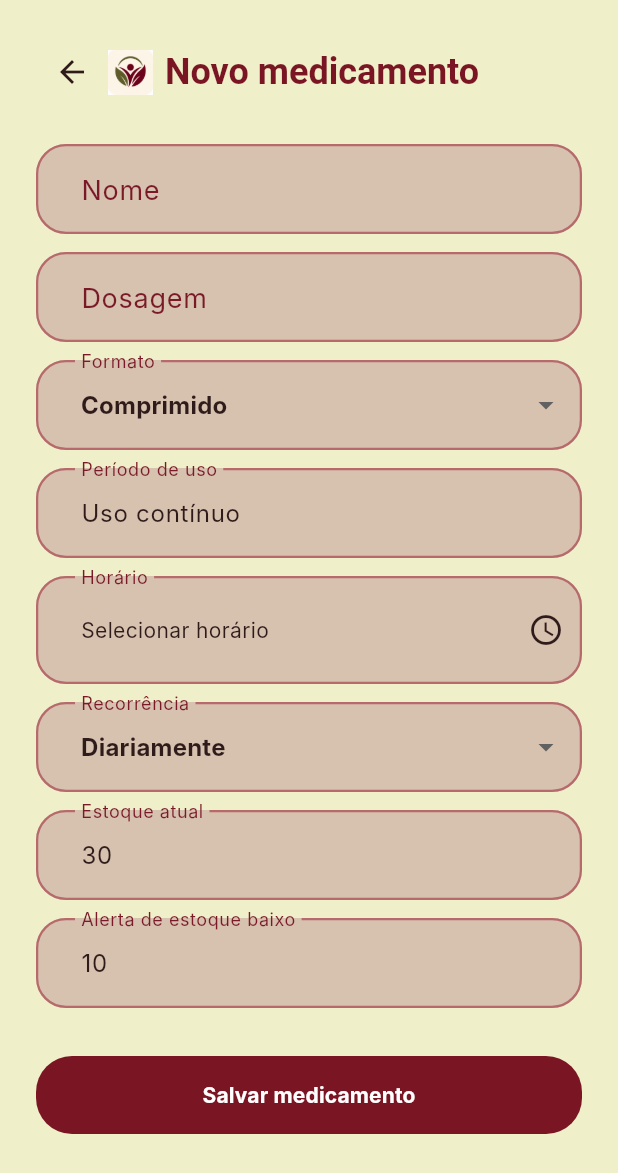
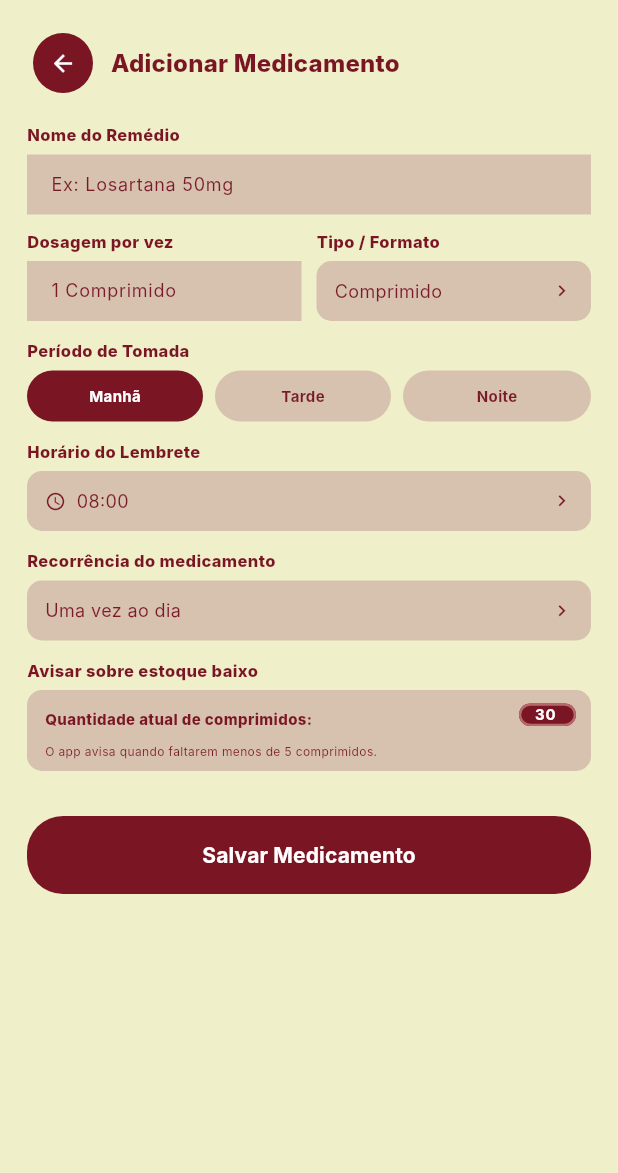
Before and after one commit to vinicius-pascoal/kuideapp, a Flutter app: the AddMedicationScreen screen opened by its route, on a phone screen of 412 x 824 dp. Shown: the top 1173 px of the screen. Run offline on Flutter 3.47's test engine with Material 3 defaults, Android fonts, the phone set to English and light mode, and no system bars; our stand-ins replace flutter_riverpod, go_router; Roboto replaces fonts that are missing (Inter, Source Serif Pro).

Commit message:
add medicamentos update

```diff
--- a/lib/features/medications/presentation/add_medication_screen.dart
+++ b/lib/features/medications/presentation/add_medication_screen.dart
@@ -2,10 +2,9 @@ import 'package:flutter/material.dart';
 import 'package:flutter_riverpod/flutter_riverpod.dart';
 import 'package:go_router/go_router.dart';
 
+import '../../../app/theme/app_colors.dart';
 import '../../../app/theme/app_spacing.dart';
 import '../../../shared/widgets/app_buttons.dart';
-import '../../../shared/widgets/app_fields.dart';
-import '../../../shared/widgets/app_header.dart';
 import '../domain/medication.dart';
 import 'medication_provider.dart';
 
@@ -19,43 +18,28 @@ class AddMedicationScreen extends ConsumerStatefulWidget {
 class _AddMedicationScreenState extends ConsumerState<AddMedicationScreen> {
   final _formKey = GlobalKey<FormState>();
   final _nameController = TextEditingController();
-  final _dosageController = TextEditingController();
-  final _periodController = TextEditingController(text: 'Uso contínuo');
+  final _dosageController = TextEditingController(text: '1 Comprimido');
   final _stockController = TextEditingController(text: '30');
-  final _alertController = TextEditingController(text: '10');
   var _form = 'Comprimido';
-  var _recurrence = 'Diariamente';
-  var _time = '';
+  var _recurrence = 'Uma vez ao dia';
+  var _period = 'Manhã';
+  var _time = '08:00';
 
   @override
   void dispose() {
     _nameController.dispose();
     _dosageController.dispose();
-    _periodController.dispose();
     _stockController.dispose();
-    _alertController.dispose();
     super.dispose();
   }
 
   Future<void> _save() async {
     if (!_formKey.currentState!.validate()) return;
-    if (_time.isEmpty) {
-      ScaffoldMessenger.of(context).showSnackBar(const SnackBar(content: Text('Informe o horário.')));
-      return;
-    }
-    final stock = int.tryParse(_stockController.text) ?? 0;
-    final alert = int.tryParse(_alertController.text) ?? 0;
     await ref.read(medicationsProvider.notifier).add(
           Medication(
             id: DateTime.now().microsecondsSinceEpoch.toString(),
-            name: _nameController.text.trim(),
-            dosage: _dosageController.text.trim(),
-            form: _form,
-            period: _periodController.text.trim(),
-            time: _time,
-            recurrence: _recurrence,
-            stock: stock,
-            lowStockAlertAt: alert,
+            name: _nameController.text.trim(), dosage: _dosageController.text.trim(), form: _form, period: _period, time: _time,
+            recurrence: _recurrence, stock: int.tryParse(_stockController.text) ?? 0, lowStockAlertAt: 5,
           ),
         );
     if (mounted) context.pop();
@@ -67,52 +51,135 @@ class _AddMedicationScreenState extends ConsumerState<AddMedicationScreen> {
       child: Form(
         key: _formKey,
         child: ListView(
-              padding: const EdgeInsets.all(AppSpacing.lg),
+          padding: const EdgeInsets.fromLTRB(18, 18, 18, AppSpacing.lg),
           children: [
-                AppHeader(title: 'Novo medicamento', onBack: () => context.pop()),
-                const SizedBox(height: AppSpacing.lg),
-                AppTextField(label: 'Nome', controller: _nameController, validator: _required('Informe o nome do medicamento.')),
-                const SizedBox(height: AppSpacing.sm),
-                AppTextField(label: 'Dosagem', controller: _dosageController, validator: _required('Informe a dosagem.')),
-                const SizedBox(height: AppSpacing.sm),
-                AppDropdown<String>(
-                  label: 'Formato',
-                  value: _form,
-                  onChanged: (value) => setState(() => _form = value ?? _form),
-                  items: const [DropdownMenuItem(value: 'Comprimido', child: Text('Comprimido')), DropdownMenuItem(value: 'Gotas', child: Text('Gotas')), DropdownMenuItem(value: 'Cápsula', child: Text('Cápsula'))],
-                ),
-                const SizedBox(height: AppSpacing.sm),
-                AppTextField(label: 'Período de uso', controller: _periodController, validator: _required('Informe o período de uso.')),
-                const SizedBox(height: AppSpacing.sm),
-                AppTimeField(label: 'Horário', value: _time.isEmpty ? 'Selecionar horário' : _time, onTap: _pickTime),
-                const SizedBox(height: AppSpacing.sm),
-                AppDropdown<String>(
-                  label: 'Recorrência',
-                  value: _recurrence,
-                  onChanged: (value) => setState(() => _recurrence = value ?? _recurrence),
-                  items: const [DropdownMenuItem(value: 'Diariamente', child: Text('Diariamente')), DropdownMenuItem(value: 'Em dias alternados', child: Text('Em dias alternados'))],
-                ),
-                const SizedBox(height: AppSpacing.sm),
-                AppTextField(label: 'Estoque atual', controller: _stockController, keyboardType: TextInputType.number, validator: _nonNegative('Informe um estoque válido.')),
-                const SizedBox(height: AppSpacing.sm),
-                AppTextField(label: 'Alerta de estoque baixo', controller: _alertController, keyboardType: TextInputType.number, validator: _nonNegative('Informe um alerta válido.')),
-                const SizedBox(height: AppSpacing.xl),
-                PrimaryButton(label: 'Salvar medicamento', onPressed: _save),
+            Row(children: [
+              IconButton.filled(onPressed: () => context.pop(), style: IconButton.styleFrom(backgroundColor: AppColors.wine, foregroundColor: AppColors.white), icon: const Icon(Icons.arrow_back, size: 18)),
+              const SizedBox(width: 8),
+              Text('Adicionar Medicamento', style: Theme.of(context).textTheme.titleMedium?.copyWith(color: AppColors.wine, fontWeight: FontWeight.w800)),
+            ]),
+            const SizedBox(height: 16),
+            const _FieldLabel('Nome do Remédio'),
+            _CompactTextField(controller: _nameController, hint: 'Ex: Losartana 50mg', validator: _required('Informe o nome do medicamento.')),
+            const SizedBox(height: 10),
+            Row(children: [
+              Expanded(child: Column(crossAxisAlignment: CrossAxisAlignment.start, children: [const _FieldLabel('Dosagem por vez'), _CompactTextField(controller: _dosageController, validator: _required('Informe a dosagem.'))])),
+              const SizedBox(width: 10),
+              Expanded(child: Column(crossAxisAlignment: CrossAxisAlignment.start, children: [const _FieldLabel('Tipo / Formato'), _CompactSelector(value: _form, onTap: _cycleForm)])),
+            ]),
+            const SizedBox(height: 12),
+            const _FieldLabel('Período de Tomada'),
+            Row(children: ['Manhã', 'Tarde', 'Noite'].map((period) => Expanded(child: Padding(padding: EdgeInsets.only(right: period == 'Noite' ? 0 : 8), child: _PeriodOption(label: period, selected: _period == period, onTap: () => setState(() => _period = period))))).toList()),
+            const SizedBox(height: 12),
+            const _FieldLabel('Horário do Lembrete'),
+            _CompactSelector(value: _time, icon: Icons.access_time_outlined, onTap: _pickTime),
+            const SizedBox(height: 12),
+            const _FieldLabel('Recorrência do medicamento'),
+            _CompactSelector(value: _recurrence, onTap: _cycleRecurrence),
+            const SizedBox(height: 12),
+            const _FieldLabel('Avisar sobre estoque baixo'),
+            _StockAlert(controller: _stockController),
+            const SizedBox(height: 30),
+            PrimaryButton(label: 'Salvar Medicamento', onPressed: _save),
           ],
         ),
       ),
     ),
   );
 
-  String? Function(String?) _required(String message) => (value) => value == null || value.trim().isEmpty ? message : null;
+  void _cycleForm() {
+    const forms = ['Comprimido', 'Cápsula', 'Gotas'];
+    setState(() => _form = forms[(forms.indexOf(_form) + 1) % forms.length]);
+  }
 
-  String? Function(String?) _nonNegative(String message) => (value) {
-        final number = int.tryParse(value ?? '');
-        return number == null || number < 0 ? message : null;
-      };
+  void _cycleRecurrence() {
+    const recurrences = ['Uma vez ao dia', 'A cada 12 horas', 'Em dias alternados'];
+    setState(() => _recurrence = recurrences[(recurrences.indexOf(_recurrence) + 1) % recurrences.length]);
+  }
 
   Future<void> _pickTime() async {
-    final picked = await showTimePicker(context: context, initialTime: TimeOfDay.now());
+    final parts = _time.split(':');
+    final picked = await showTimePicker(context: context, initialTime: TimeOfDay(hour: int.parse(parts.first), minute: int.parse(parts.last)));
     if (picked != null && mounted) setState(() => _time = picked.format(context));
   }
+
+  String? Function(String?) _required(String message) => (value) => value == null || value.trim().isEmpty ? message : null;
 }
+
+class _FieldLabel extends StatelessWidget {
+  const _FieldLabel(this.label);
+  final String label;
+  @override
+  Widget build(BuildContext context) => Padding(padding: const EdgeInsets.only(bottom: 5), child: Text(label, style: const TextStyle(color: AppColors.wine, fontSize: 11, fontWeight: FontWeight.w800)));
+}
+
+class _CompactTextField extends StatelessWidget {
+  const _CompactTextField({required this.controller, this.hint, this.validator});
+  final TextEditingController controller;
+  final String? hint;
+  final String? Function(String?)? validator;
+  @override
+  Widget build(BuildContext context) => TextFormField(
+    controller: controller, validator: validator, style: const TextStyle(fontSize: 12, color: AppColors.wineText),
+    decoration: InputDecoration(hintText: hint, hintStyle: const TextStyle(fontSize: 12, color: AppColors.wineText), contentPadding: const EdgeInsets.symmetric(horizontal: 12, vertical: 11), isDense: true, border: InputBorder.none, enabledBorder: InputBorder.none, focusedBorder: InputBorder.none),
+  );
+}
+
+class _CompactSelector extends StatelessWidget {
+  const _CompactSelector({required this.value, required this.onTap, this.icon});
+  final String value;
+  final VoidCallback onTap;
+  final IconData? icon;
+  @override
+  Widget build(BuildContext context) => Material(
+    color: AppColors.formField,
+    borderRadius: BorderRadius.circular(10),
+    child: InkWell(
+      onTap: onTap,
+      borderRadius: BorderRadius.circular(10),
+      child: SizedBox(
+        height: 40,
+        child: Padding(
+          padding: const EdgeInsets.symmetric(horizontal: 12),
+          child: Row(
+            children: [
+              if (icon != null) ...[
+                Icon(icon, size: 14, color: AppColors.wineText),
+                const SizedBox(width: 7),
+              ],
+              Expanded(
+                child: Text(
+                  value,
+                  style: const TextStyle(color: AppColors.wineText, fontSize: 12),
+                ),
+              ),
+              const Icon(Icons.chevron_right, size: 15, color: AppColors.wineText),
+            ],
+          ),
+        ),
+      ),
+    ),
+  );
+}
+
+class _PeriodOption extends StatelessWidget {
+  const _PeriodOption({required this.label, required this.selected, required this.onTap});
+  final String label;
+  final bool selected;
+  final VoidCallback onTap;
+  @override
+  Widget build(BuildContext context) => Material(color: selected ? AppColors.wine : AppColors.formField, borderRadius: BorderRadius.circular(18), child: InkWell(onTap: onTap, borderRadius: BorderRadius.circular(18), child: SizedBox(height: 34, child: Center(child: Text(label, style: TextStyle(color: selected ? AppColors.white : AppColors.wineText, fontSize: 10, fontWeight: FontWeight.w700))))));
+}
+
+class _StockAlert extends StatelessWidget {
+  const _StockAlert({required this.controller});
+  final TextEditingController controller;
+  @override
+  Widget build(BuildContext context) => Container(
+    padding: const EdgeInsets.fromLTRB(12, 9, 10, 8), decoration: BoxDecoration(color: AppColors.formField, borderRadius: BorderRadius.circular(10)),
+    child: Column(crossAxisAlignment: CrossAxisAlignment.start, children: [
+      Row(children: [const Expanded(child: Text('Quantidade atual de comprimidos:', style: TextStyle(color: AppColors.wine, fontSize: 10, fontWeight: FontWeight.w800))), SizedBox(width: 38, height: 21, child: TextFormField(controller: controller, keyboardType: TextInputType.number, textAlign: TextAlign.center, style: const TextStyle(color: AppColors.white, fontSize: 10, fontWeight: FontWeight.w700), decoration: InputDecoration(isDense: true, filled: true, fillColor: AppColors.wine, contentPadding: EdgeInsets.zero, border: OutlineInputBorder(borderRadius: BorderRadius.circular(12), borderSide: BorderSide.none))))]),
+      const SizedBox(height: 5), const Text('O app avisa quando faltarem menos de 5 comprimidos.', style: TextStyle(color: AppColors.wineText, fontSize: 8)),
+    ]),
+  );
+}
```
Lines whose indentation alone changed are shown as unchanged.
